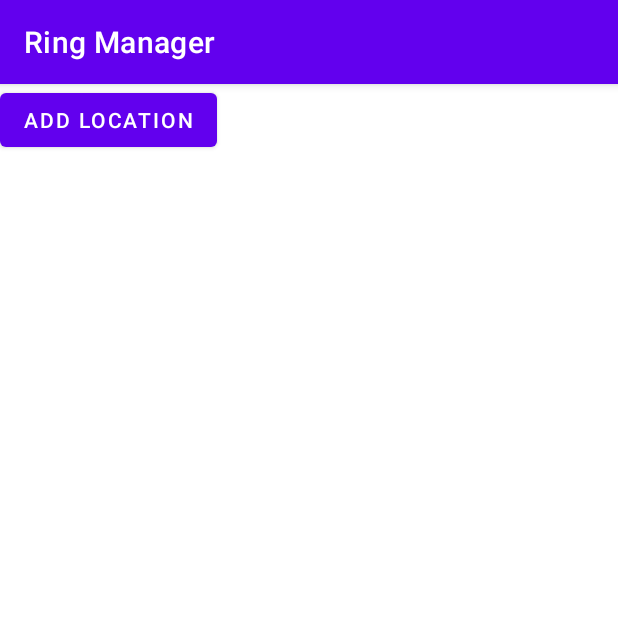
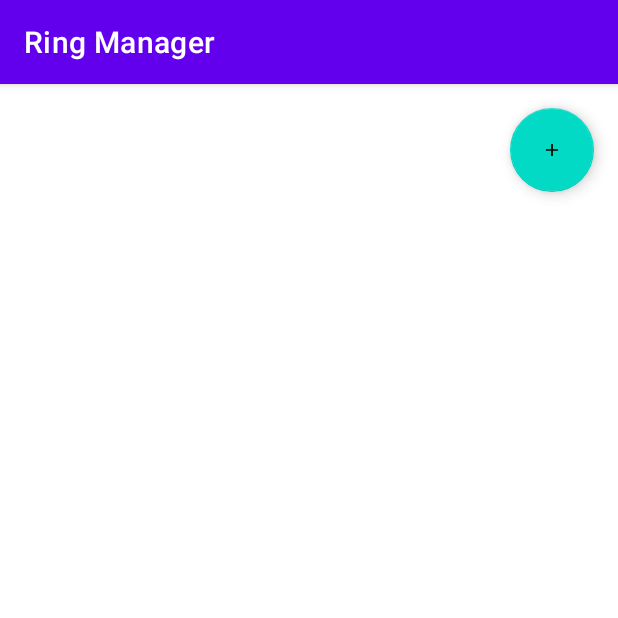
Before and after one commit to dietzl/FinalProject, an Android app: the screen it shows after launch (MainActivity), on a phone screen of 412 x 824 dp, the top half of it. Run offline under Robolectric (Android 15) with nearby library versions, the phone set to English and light mode, and no system bars; our stand-ins replace Room's generated code, navigation-ui; 2 statements that could not run were skipped.

Commit message:
Adding floating action button

```diff
--- a/app/src/main/java/com/cs492/ringmanager/data/LocationData.kt
+++ b/app/src/main/java/com/cs492/ringmanager/data/LocationData.kt
@@ -9,7 +9,7 @@ data class LocationData(
     @Json(name = "lat") val latitude: Double,
     @Json(name = "lng") val longitude: Double,
     val radius: Float = 75F,
-    @Json(name = "cinemaName")val name: String
+    @Json(name = "cinemaName")val name: String = "Default"
 ) : Serializable
 
 data class Cinemas(
--- a/app/src/main/java/com/cs492/ringmanager/data/LocationRepository.kt
+++ b/app/src/main/java/com/cs492/ringmanager/data/LocationRepository.kt
@@ -24,9 +24,10 @@ class LocationRepository(
     suspend fun getServiceLocations(location: LocationData): List<LocationData>{
         val dtf: DateTimeFormatter = DateTimeFormatter.ofPattern("yyyy-MM-dd'T'HH:mm:ss.SSS[xxx][xx][X]")
         val currentTime = LocalDateTime.now()
-        return service.getCinemasNearby(
+        val cinemas = service.getCinemasNearby(
             location.latitude.toString()+";"+location.longitude,
             currentTime.format(dtf)
         )
+        return cinemas.cinemas
     }
 }
--- a/app/src/main/java/com/cs492/ringmanager/ui/LocationsFragment.kt
+++ b/app/src/main/java/com/cs492/ringmanager/ui/LocationsFragment.kt
@@ -7,6 +7,7 @@ import androidx.fragment.app.viewModels
 import androidx.recyclerview.widget.RecyclerView
 import com.cs492.ringmanager.R
 import com.cs492.ringmanager.data.LocationData
+import com.google.android.material.snackbar.Snackbar
 
 class LocationsFragment : Fragment(R.layout.locations_fragment) {
 
@@ -31,6 +32,11 @@ class LocationsFragment : Fragment(R.layout.locations_fragment) {
                 locationListRV.scrollToPosition(0)
             }
         }
+
+        val fab: View = view.findViewById(R.id.fab)
+        fab.setOnClickListener { view ->
+            val directions = LocationsFragmentDirections.navigate
+        }
     }
 
 
--- /dev/null
+++ b/app/src/main/res/drawable/ic_add_foreground.xml
@@ -0,0 +1,15 @@
+<vector xmlns:android="http://schemas.android.com/apk/res/android"
+    android:width="108dp"
+    android:height="108dp"
+    android:viewportWidth="108"
+    android:viewportHeight="108"
+    android:tint="#000000">
+  <group android:scaleX="2.61"
+      android:scaleY="2.61"
+      android:translateX="22.68"
+      android:translateY="22.68">
+    <path
+        android:fillColor="@android:color/white"
+        android:pathData="M19,13h-6v6h-2v-6H5v-2h6V5h2v6h6v2z"/>
+  </group>
+</vector>
--- a/app/src/main/res/layout/locations_fragment.xml
+++ b/app/src/main/res/layout/locations_fragment.xml
@@ -1,24 +1,25 @@
 <?xml version="1.0" encoding="utf-8"?>
 <LinearLayout xmlns:android="http://schemas.android.com/apk/res/android"
     xmlns:tools="http://schemas.android.com/tools"
+    xmlns:app="http://schemas.android.com/apk/res-auto"
     android:layout_width="match_parent"
     android:layout_height="match_parent"
     android:orientation="vertical"
     tools:context=".ui.LocationsFragment">
 
-<!-- Move this to it's own fragment
-<androidx.appcompat.widget.AppCompatEditText
-        android:id="@+id/et_radius_input"
+<!--    <Button-->
+<!--        android:id="@+id/button_add_location"-->
+<!--        android:layout_height="wrap_content"-->
+<!--        android:layout_width="wrap_content"-->
+<!--        android:text="@string/button_add_location_text" />-->
+
+    <com.google.android.material.floatingactionbutton.FloatingActionButton
+        android:id="@+id/fab"
         android:layout_width="wrap_content"
         android:layout_height="wrap_content"
-        android:hint="@string/et_input_radius_default" />
--->
-
-    <Button
-        android:id="@+id/button_add_location"
-        android:layout_height="wrap_content"
-        android:layout_width="wrap_content"
-        android:text="@string/button_add_location_text" />
+        android:layout_gravity="end|bottom"
+        android:src="@drawable/ic_add_foreground"
+        android:layout_margin="16dp" />
 
     <androidx.recyclerview.widget.RecyclerView
         android:id="@+id/rv_location_list"
--- /dev/null
+++ b/app/src/main/res/mipmap-anydpi-v26/ic_add.xml
@@ -0,0 +1,5 @@
+<?xml version="1.0" encoding="utf-8"?>
+<adaptive-icon xmlns:android="http://schemas.android.com/apk/res/android">
+    <background android:drawable="@drawable/ic_add_background"/>
+    <foreground android:drawable="@drawable/ic_add_foreground"/>
+</adaptive-icon>
--- /dev/null
+++ b/app/src/main/res/mipmap-anydpi-v26/ic_add_round.xml
@@ -0,0 +1,5 @@
+<?xml version="1.0" encoding="utf-8"?>
+<adaptive-icon xmlns:android="http://schemas.android.com/apk/res/android">
+    <background android:drawable="@drawable/ic_add_background"/>
+    <foreground android:drawable="@drawable/ic_add_foreground"/>
+</adaptive-icon>
```
Also changed, not shown: app/src/main/res/drawable/ic_add_background.xml (added, +74 -0 lines), app/src/main/ic_add-playstore.png (added), app/src/main/res/mipmap-hdpi/ic_add.png (added), app/src/main/res/mipmap-hdpi/ic_add_round.png (added), app/src/main/res/mipmap-mdpi/ic_add.png (added), app/src/main/res/mipmap-mdpi/ic_add_round.png (added), app/src/main/res/mipmap-xhdpi/ic_add.png (added), app/src/main/res/mipmap-xhdpi/ic_add_round.png (added), app/src/main/res/mipmap-xxhdpi/ic_add.png (added), app/src/main/res/mipmap-xxhdpi/ic_add_round.png (added), app/src/main/res/mipmap-xxxhdpi/ic_add.png (added), app/src/main/res/mipmap-xxxhdpi/ic_add_round.png (added).
